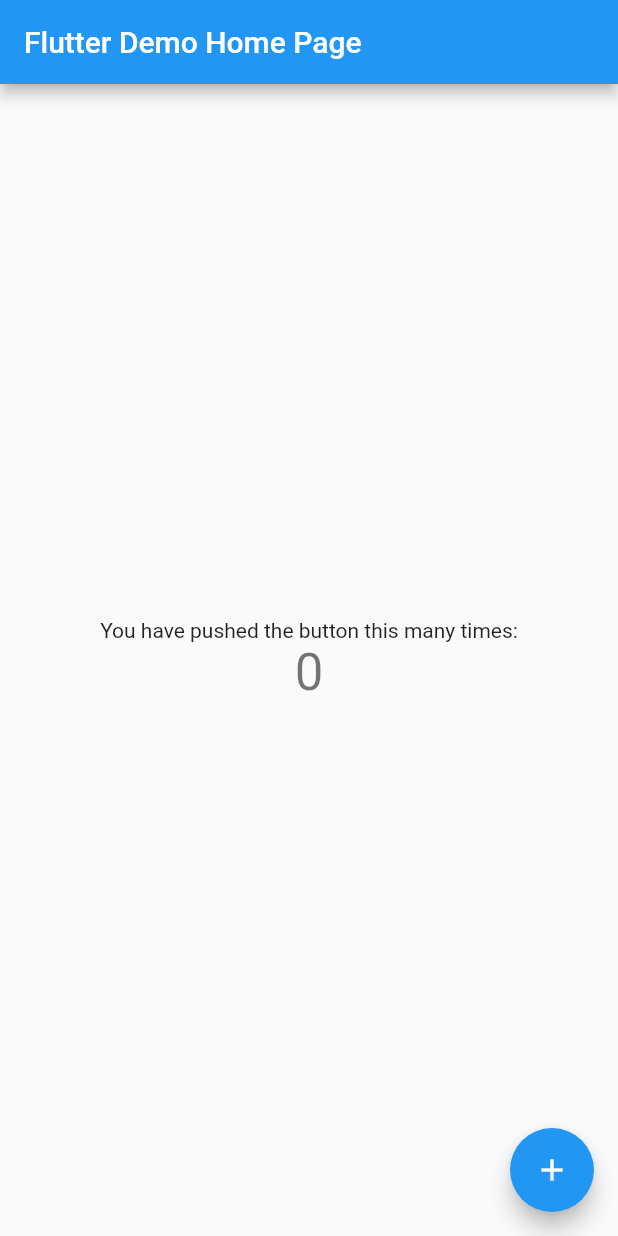
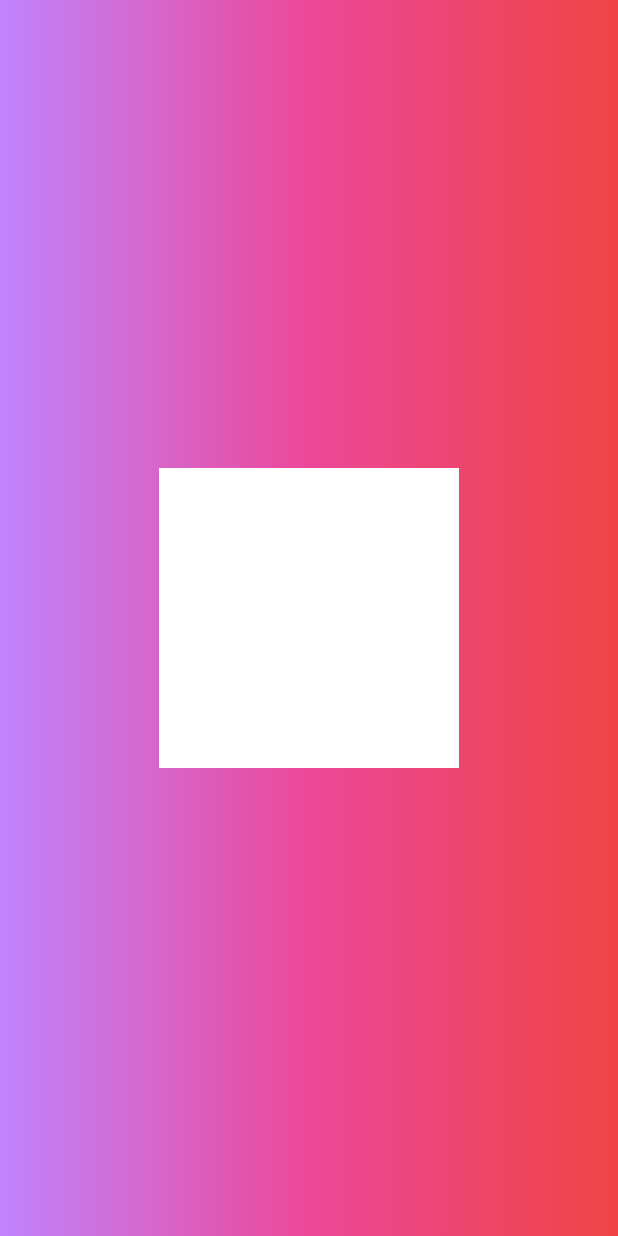
Before and after one commit to undercurre/metu_flutter_app, a Flutter app: the screen it shows after launch, on a phone screen of 412 x 824 dp. Run offline on Flutter 3.47's test engine with Material 2 defaults, Android fonts, the phone set to English and light mode, and no system bars; our stand-ins replace flutter_svg.

Commit message:
feat: 项目初始化

```diff
--- a/lib/main.dart
+++ b/lib/main.dart
@@ -1,4 +1,5 @@
 import 'package:flutter/material.dart';
+import 'package:metu_app/views/login/login.dart';
 
 void main() {
   runApp(const MyApp());
@@ -24,92 +25,7 @@
         // is not restarted.
         primarySwatch: Colors.blue,
       ),
-      home: const MyHomePage(title: 'Flutter Demo Home Page'),
+      home: const LoginPage(),
     );
   }
 }
-
-class MyHomePage extends StatefulWidget {
-  const MyHomePage({super.key, required this.title});
-
-  // This widget is the home page of your application. It is stateful, meaning
-  // that it has a State object (defined below) that contains fields that affect
-  // how it looks.
-
-  // This class is the configuration for the state. It holds the values (in this
-  // case the title) provided by the parent (in this case the App widget) and
-  // used by the build method of the State. Fields in a Widget subclass are
-  // always marked "final".
-
-  final String title;
-
-  @override
-  State<MyHomePage> createState() => _MyHomePageState();
-}
-
-class _MyHomePageState extends State<MyHomePage> {
-  int _counter = 0;
-
-  void _incrementCounter() {
-    setState(() {
-      // This call to setState tells the Flutter framework that something has
-      // changed in this State, which causes it to rerun the build method below
-      // so that the display can reflect the updated values. If we changed
-      // _counter without calling setState(), then the build method would not be
-      // called again, and so nothing would appear to happen.
-      _counter++;
-    });
-  }
-
-  @override
-  Widget build(BuildContext context) {
-    // This method is rerun every time setState is called, for instance as done
-    // by the _incrementCounter method above.
-    //
-    // The Flutter framework has been optimized to make rerunning build methods
-    // fast, so that you can just rebuild anything that needs updating rather
-    // than having to individually change instances of widgets.
-    return Scaffold(
-      appBar: AppBar(
-        // Here we take the value from the MyHomePage object that was created by
-        // the App.build method, and use it to set our appbar title.
-        title: Text(widget.title),
-      ),
-      body: Center(
-        // Center is a layout widget. It takes a single child and positions it
-        // in the middle of the parent.
-        child: Column(
-          // Column is also a layout widget. It takes a list of children and
-          // arranges them vertically. By default, it sizes itself to fit its
-          // children horizontally, and tries to be as tall as its parent.
-          //
-          // Invoke "debug painting" (press "p" in the console, choose the
-          // "Toggle Debug Paint" action from the Flutter Inspector in Android
-          // Studio, or the "Toggle Debug Paint" command in Visual Studio Code)
-          // to see the wireframe for each widget.
-          //
-          // Column has various properties to control how it sizes itself and
-          // how it positions its children. Here we use mainAxisAlignment to
-          // center the children vertically; the main axis here is the vertical
-          // axis because Columns are vertical (the cross axis would be
-          // horizontal).
-          mainAxisAlignment: MainAxisAlignment.center,
-          children: <Widget>[
-            const Text(
-              'You have pushed the button this many times:',
-            ),
-            Text(
-              '$_counter',
-              style: Theme.of(context).textTheme.headline4,
-            ),
-          ],
-        ),
-      ),
-      floatingActionButton: FloatingActionButton(
-        onPressed: _incrementCounter,
-        tooltip: 'Increment',
-        child: const Icon(Icons.add),
-      ), // This trailing comma makes auto-formatting nicer for build methods.
-    );
-  }
-}
--- /dev/null
+++ b/lib/views/login/login.dart
@@ -0,0 +1,49 @@
+import 'package:flutter/cupertino.dart';
+import 'package:flutter/material.dart';
+import 'package:flutter_svg/flutter_svg.dart';
+
+class LoginPage extends StatefulWidget {
+  const LoginPage({super.key});
+
+  @override
+  State<LoginPage> createState() => LoginPageState();
+}
+
+class LoginPageState extends State<LoginPage> {
+  @override
+  void initState() {
+    // TODO: implement initState
+    super.initState();
+  }
+
+  @override
+  Widget build(BuildContext context) {
+    return Container(
+      width: MediaQuery.of(context).size.width,
+      height: MediaQuery.of(context).size.height,
+      decoration: const BoxDecoration(
+        gradient: LinearGradient(
+          begin: Alignment.centerLeft,
+          end: Alignment.centerRight,
+          stops: [0.0, 0.5, 1.0],
+          colors: [
+            Color.fromRGBO(192, 132, 252, 1),
+            Color.fromRGBO(236, 72, 153, 1),
+            Color.fromRGBO(239, 68, 68, 1)
+          ],
+        ),
+      ),
+      child: Center(
+        child: Stack(
+          children: [
+            Container(
+              width: 200,
+              height: 200,
+              color: Colors.white,
+            ),
+          ],
+        ),
+      ),
+    );
+  }
+}
--- a/pubspec.yaml
+++ b/pubspec.yaml
@@ -63,7 +63,8 @@
   # assets:
   #   - images/a_dot_burr.jpeg
   #   - images/a_dot_ham.jpeg
-
+  assets:
+    - lib/assets/images
   # An image asset can refer to one or more resolution-specific "variants", see
   # https://flutter.dev/assets-and-images/#resolution-aware
 
```
Also changed, not shown: lib/assets/images/beer.svg (added).
